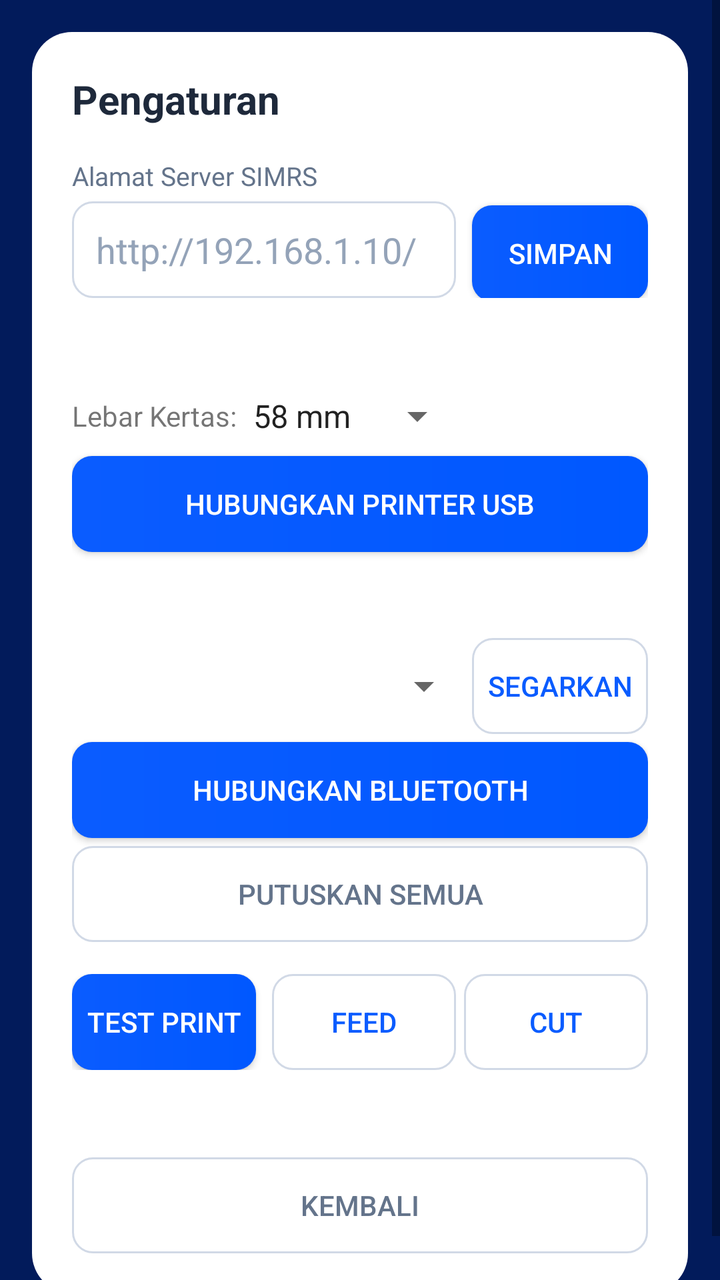
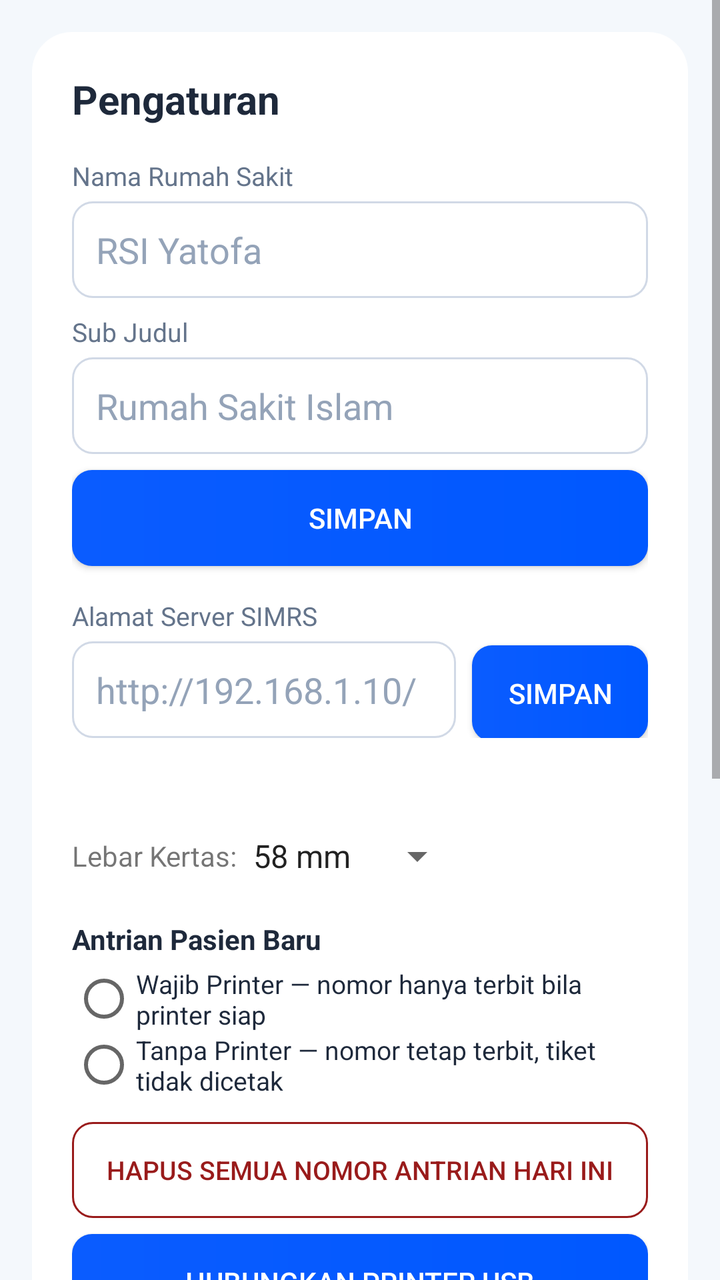

The first picture is an Android layout as it rendered before a commit; the second is the same layout after the commit. The layout source and the unified diff follow.
<!-- AndroidManifest.xml: application theme AppTheme -->
<!-- res/layout/screen_pengaturan.xml -->
<?xml version="1.0" encoding="utf-8"?>
<ScrollView xmlns:android="http://schemas.android.com/apk/res/android"
    android:layout_width="match_parent"
    android:layout_height="match_parent"
    android:fillViewport="true">

    <LinearLayout
        android:layout_width="match_parent"
        android:layout_height="wrap_content"
        android:layout_gravity="center_horizontal"
        android:gravity="center_horizontal"
        android:maxWidth="600dp"
        android:orientation="vertical"
        android:padding="16dp">

        <LinearLayout
            android:layout_width="match_parent"
            android:layout_height="wrap_content"
            android:background="@drawable/bg_card"
            android:orientation="vertical"
            android:padding="20dp">

            <TextView
                android:layout_width="wrap_content"
                android:layout_height="wrap_content"
                android:text="@string/title_pengaturan"
                android:textColor="@color/ink"
                android:textSize="20sp"
                android:textStyle="bold" />

            <TextView
                android:layout_width="wrap_content"
                android:layout_height="wrap_content"
                android:layout_marginTop="16dp"
                android:text="@string/label_server_url"
                android:textColor="@color/muted"
                android:textSize="13sp" />

            <LinearLayout
                android:layout_width="match_parent"
                android:layout_height="wrap_content"
                android:layout_marginTop="4dp"
                android:orientation="horizontal">

                <EditText
                    android:id="@+id/etServerUrl"
                    android:layout_width="0dp"
                    android:layout_height="wrap_content"
                    android:layout_weight="1"
                    android:background="@drawable/bg_field"
                    android:hint="@string/hint_server_url"
                    android:importantForAutofill="no"
                    android:inputType="textUri"
                    android:padding="12dp"
                    android:textColor="@color/ink"
                    android:textColorHint="#94A3B8" />

                <Button
                    android:id="@+id/btnSaveServer"
                    android:layout_width="wrap_content"
                    android:layout_height="wrap_content"
                    android:layout_marginStart="8dp"
                    android:background="@drawable/bg_btn_primary"
                    android:text="@string/btn_simpan"
                    android:textColor="#FFFFFF" />
            </LinearLayout>

            <TextView
                android:id="@+id/tvUsbStatus"
                android:layout_width="match_parent"
                android:layout_height="wrap_content"
                android:layout_marginTop="20dp"
                android:textColor="@color/ink"
                android:textSize="14sp"
                android:textStyle="bold" />

            <LinearLayout
                android:layout_width="match_parent"
                android:layout_height="wrap_content"
                android:layout_marginTop="8dp"
                android:gravity="center_vertical"
                android:orientation="horizontal">

                <TextView
                    android:layout_width="wrap_content"
                    android:layout_height="wrap_content"
                    android:text="Lebar Kertas:" />

                <Spinner
                    android:id="@+id/spPaperWidth"
                    android:layout_width="wrap_content"
                    android:layout_height="wrap_content"
                    android:entries="@array/paper_widths" />
            </LinearLayout>

            <Button
                android:id="@+id/btnConnectUsb"
                android:layout_width="match_parent"
                android:layout_height="wrap_content"
                android:layout_marginTop="8dp"
                android:background="@drawable/bg_btn_primary"
                android:text="@string/btn_connect_usb"
                android:textColor="#FFFFFF" />

            <TextView
                android:id="@+id/tvBtStatus"
                android:layout_width="match_parent"
                android:layout_height="wrap_content"
                android:layout_marginTop="16dp"
                android:textColor="@color/ink"
                android:textSize="14sp"
                android:textStyle="bold" />

            <LinearLayout
                android:layout_width="match_parent"
                android:layout_height="wrap_content"
                android:layout_marginTop="8dp"
                android:gravity="center_vertical"
                android:orientation="horizontal">

                <Spinner
                    android:id="@+id/spBonded"
                    android:layout_width="0dp"
                    android:layout_height="wrap_content"
                    android:layout_weight="1" />

                <Button
                    android:id="@+id/btnRefreshBt"
                    android:layout_width="wrap_content"
                    android:layout_height="wrap_content"
                    android:background="@drawable/bg_btn_outline"
                    android:text="@string/btn_refresh_bt"
                    android:textColor="#0A5CFF" />
            </LinearLayout>

            <Button
                android:id="@+id/btnConnectBt"
                android:layout_width="match_parent"
                android:layout_height="wrap_content"
                android:layout_marginTop="4dp"
                android:background="@drawable/bg_btn_primary"
                android:text="@string/btn_connect_bt"
                android:textColor="#FFFFFF" />

            <Button
                android:id="@+id/btnDisconnect"
                android:layout_width="match_parent"
                android:layout_height="wrap_content"
                android:layout_marginTop="4dp"
                android:background="@drawable/bg_btn_outline"
                android:text="@string/btn_disconnect"
                android:textColor="@color/muted" />

            <LinearLayout
                android:layout_width="match_parent"
                android:layout_height="wrap_content"
                android:layout_marginTop="16dp"
                android:orientation="horizontal">

                <Button
                    android:id="@+id/btnTestPrint"
                    android:layout_width="0dp"
                    android:layout_height="wrap_content"
                    android:layout_marginEnd="4dp"
                    android:layout_weight="1"
                    android:background="@drawable/bg_btn_primary"
                    android:text="@string/btn_test_print"
                    android:textColor="#FFFFFF" />

                <Button
                    android:id="@+id/btnFeed"
                    android:layout_width="0dp"
                    android:layout_height="wrap_content"
                    android:layout_marginStart="4dp"
                    android:layout_weight="1"
                    android:background="@drawable/bg_btn_outline"
                    android:text="@string/btn_feed"
                    android:textColor="#0A5CFF" />

                <Button
                    android:id="@+id/btnCut"
                    android:layout_width="0dp"
                    android:layout_height="wrap_content"
                    android:layout_marginStart="4dp"
                    android:layout_weight="1"
                    android:background="@drawable/bg_btn_outline"
                    android:text="@string/btn_cut"
                    android:textColor="#0A5CFF" />
            </LinearLayout>

            <TextView
                android:id="@+id/tvSettingsResult"
                android:layout_width="match_parent"
                android:layout_height="wrap_content"
                android:layout_marginTop="10dp"
                android:textColor="@color/muted"
                android:textSize="13sp" />

            <Button
                android:id="@+id/btnKembaliPengaturan"
                android:layout_width="match_parent"
                android:layout_height="wrap_content"
                android:layout_marginTop="16dp"
                android:background="@drawable/bg_btn_outline"
                android:text="@string/btn_kembali"
                android:textColor="@color/muted" />
        </LinearLayout>
    </LinearLayout>
</ScrollView>
<!-- resources referenced by this layout -->
<resources>
  <string-array name="paper_widths">
          <item>58 mm</item>
          <item>80 mm</item>
      </string-array>
  <color name="ink">#1E293B</color>
  <color name="muted">#64748B</color>
  <!-- drawable bg_btn_outline (drawable) -->
  <?xml version="1.0" encoding="utf-8"?>
  <shape xmlns:android="http://schemas.android.com/apk/res/android">
      <solid android:color="#00FFFFFF" />
      <stroke
          android:width="1dp"
          android:color="@color/field_border" />
      <corners android:radius="10dp" />
  </shape>
  <!-- drawable bg_btn_primary (drawable) -->
  <?xml version="1.0" encoding="utf-8"?>
  <shape xmlns:android="http://schemas.android.com/apk/res/android">
      <gradient
          android:angle="0"
          android:startColor="@color/blue_grad_start"
          android:endColor="@color/blue_grad_end" />
      <corners android:radius="10dp" />
  </shape>
  <!-- drawable bg_card (drawable) -->
  <?xml version="1.0" encoding="utf-8"?>
  <shape xmlns:android="http://schemas.android.com/apk/res/android">
      <solid android:color="@color/card_bg" />
      <corners android:radius="20dp" />
  </shape>
  <!-- drawable bg_field (drawable) -->
  <?xml version="1.0" encoding="utf-8"?>
  <shape xmlns:android="http://schemas.android.com/apk/res/android">
      <solid android:color="@color/card_bg" />
      <stroke
          android:width="1dp"
          android:color="@color/field_border" />
      <corners android:radius="10dp" />
  </shape>
  <string name="btn_connect_bt">Hubungkan Bluetooth</string>
  <string name="btn_connect_usb">Hubungkan Printer USB</string>
  <string name="btn_cut">Cut</string>
  <string name="btn_disconnect">Putuskan Semua</string>
  <string name="btn_feed">Feed</string>
  <string name="btn_kembali">Kembali</string>
  <string name="btn_refresh_bt">Segarkan</string>
  <string name="btn_simpan">Simpan</string>
  <string name="btn_test_print">Test Print</string>
  <string name="hint_server_url">http://192.168.1.10/</string>
  <string name="label_server_url">Alamat Server SIMRS</string>
  <string name="title_pengaturan">Pengaturan</string>
  <style name="AppTheme" parent="Theme.AppCompat.Light.NoActionBar">
          <item name="colorPrimary">#1565C0</item>
          <item name="colorPrimaryDark">#0D47A1</item>
          <item name="colorAccent">#1976D2</item>
          <item name="android:windowBackground">@color/navy_dark</item>
      </style>
  <color name="field_border">#D1D9E6</color>
  <color name="blue_grad_start">#0A5CFF</color>
  <color name="blue_grad_end">#0058FF</color>
  <color name="card_bg">#FFFFFF</color>
  <color name="navy_dark">#021B5B</color>
</resources>

<!-- the commit's change to res/layout/screen_pengaturan.xml (unified diff, before → after) -->
@@ -32,6 +32,57 @@
                 android:layout_width="wrap_content"
                 android:layout_height="wrap_content"
                 android:layout_marginTop="16dp"
+                android:text="@string/label_brand_name"
+                android:textColor="@color/muted"
+                android:textSize="13sp" />
+
+            <EditText
+                android:id="@+id/etBrandName"
+                android:layout_width="match_parent"
+                android:layout_height="wrap_content"
+                android:layout_marginTop="4dp"
+                android:background="@drawable/bg_field"
+                android:hint="@string/hint_brand_name"
+                android:importantForAutofill="no"
+                android:inputType="text"
+                android:padding="12dp"
+                android:textColor="@color/ink"
+                android:textColorHint="#94A3B8" />
+
+            <TextView
+                android:layout_width="wrap_content"
+                android:layout_height="wrap_content"
+                android:layout_marginTop="8dp"
+                android:text="@string/label_brand_sub"
+                android:textColor="@color/muted"
+                android:textSize="13sp" />
+
+            <EditText
+                android:id="@+id/etBrandSub"
+                android:layout_width="match_parent"
+                android:layout_height="wrap_content"
+                android:layout_marginTop="4dp"
+                android:background="@drawable/bg_field"
+                android:hint="@string/hint_brand_sub"
+                android:importantForAutofill="no"
+                android:inputType="text"
+                android:padding="12dp"
+                android:textColor="@color/ink"
+                android:textColorHint="#94A3B8" />
+
+            <Button
+                android:id="@+id/btnSaveBrand"
+                android:layout_width="match_parent"
+                android:layout_height="wrap_content"
+                android:layout_marginTop="8dp"
+                android:background="@drawable/bg_btn_primary"
+                android:text="@string/btn_simpan"
+                android:textColor="#FFFFFF" />
+
+            <TextView
+                android:layout_width="wrap_content"
+                android:layout_height="wrap_content"
+                android:layout_marginTop="16dp"
                 android:text="@string/label_server_url"
                 android:textColor="@color/muted"
                 android:textSize="13sp" />
@@ -93,6 +144,49 @@
                     android:entries="@array/paper_widths" />
             </LinearLayout>
 
+            <TextView
+                android:layout_width="wrap_content"
+                android:layout_height="wrap_content"
+                android:layout_marginTop="20dp"
+                android:text="@string/label_antrian_baru"
+                android:textColor="@color/ink"
+                android:textSize="14sp"
+                android:textStyle="bold" />
+
+            <RadioGroup
+                android:id="@+id/rgAntrianBaru"
+                android:layout_width="match_parent"
+                android:layout_height="wrap_content"
+                android:layout_marginTop="4dp"
+                android:orientation="vertical">
+
+                <RadioButton
+                    android:id="@+id/rbWajibPrinter"
+                    android:layout_width="match_parent"
+                    android:layout_height="wrap_content"
+                    android:text="@string/opt_wajib_printer"
+                    android:textColor="@color/ink"
+                    android:textSize="13sp" />
+
+                <RadioButton
+                    android:id="@+id/rbTanpaPrinter"
+                    android:layout_width="match_parent"
+                    android:layout_height="wrap_content"
+                    android:text="@string/opt_tanpa_printer"
+                    android:textColor="@color/ink"
+                    android:textSize="13sp" />
+            </RadioGroup>
+
+            <Button
+                android:id="@+id/btnResetAntrian"
+                android:layout_width="match_parent"
+                android:layout_height="wrap_content"
+                android:layout_marginTop="12dp"
+                android:background="@drawable/bg_btn_danger"
+                android:text="@string/btn_reset_antrian"
+                android:textColor="@color/alert_danger_fg"
+                android:textSize="13sp" />
+
             <Button
                 android:id="@+id/btnConnectUsb"
                 android:layout_width="match_parent"
<!-- resource entries referenced after the edit -->
@@ -4,8 +4,19 @@
           <item>58 mm</item>
           <item>80 mm</item>
       </string-array>
+  <color name="alert_danger_fg">#991B1B</color>
   <color name="ink">#1E293B</color>
   <color name="muted">#64748B</color>
+  <!-- drawable bg_btn_danger (drawable) -->
+  <?xml version="1.0" encoding="utf-8"?>
+  <shape xmlns:android="http://schemas.android.com/apk/res/android"
+      android:shape="rectangle">
+      <solid android:color="@android:color/transparent" />
+      <corners android:radius="10dp" />
+      <stroke
+          android:width="1dp"
+          android:color="@color/alert_danger_fg" />
+  </shape>
   <!-- drawable bg_btn_outline (drawable) -->
   <?xml version="1.0" encoding="utf-8"?>
   <shape xmlns:android="http://schemas.android.com/apk/res/android">
@@ -46,21 +57,29 @@
   <string name="btn_feed">Feed</string>
   <string name="btn_kembali">Kembali</string>
   <string name="btn_refresh_bt">Segarkan</string>
+  <string name="btn_reset_antrian">Hapus Semua Nomor Antrian Hari Ini</string>
   <string name="btn_simpan">Simpan</string>
   <string name="btn_test_print">Test Print</string>
+  <string name="hint_brand_name">RSI Yatofa</string>
+  <string name="hint_brand_sub">Rumah Sakit Islam</string>
   <string name="hint_server_url">http://192.168.1.10/</string>
+  <string name="label_antrian_baru">Antrian Pasien Baru</string>
+  <string name="label_brand_name">Nama Rumah Sakit</string>
+  <string name="label_brand_sub">Sub Judul</string>
   <string name="label_server_url">Alamat Server SIMRS</string>
+  <string name="opt_tanpa_printer">Tanpa Printer — nomor tetap terbit, tiket tidak dicetak</string>
+  <string name="opt_wajib_printer">Wajib Printer — nomor hanya terbit bila printer siap</string>
   <string name="title_pengaturan">Pengaturan</string>
   <style name="AppTheme" parent="Theme.AppCompat.Light.NoActionBar">
           <item name="colorPrimary">#1565C0</item>
           <item name="colorPrimaryDark">#0D47A1</item>
           <item name="colorAccent">#1976D2</item>
-          <item name="android:windowBackground">@color/navy_dark</item>
+          <item name="android:windowBackground">@color/bg_light</item>
       </style>
   <color name="field_border">#D1D9E6</color>
   <color name="blue_grad_start">#0A5CFF</color>
   <color name="blue_grad_end">#0058FF</color>
   <color name="card_bg">#FFFFFF</color>
-  <color name="navy_dark">#021B5B</color>
+  <color name="bg_light">#f4f8fc</color>
 </resources>
 
